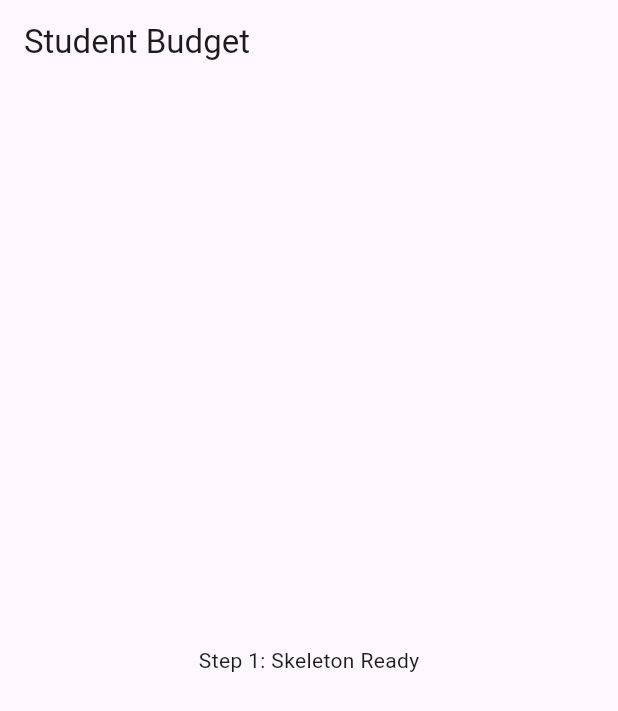
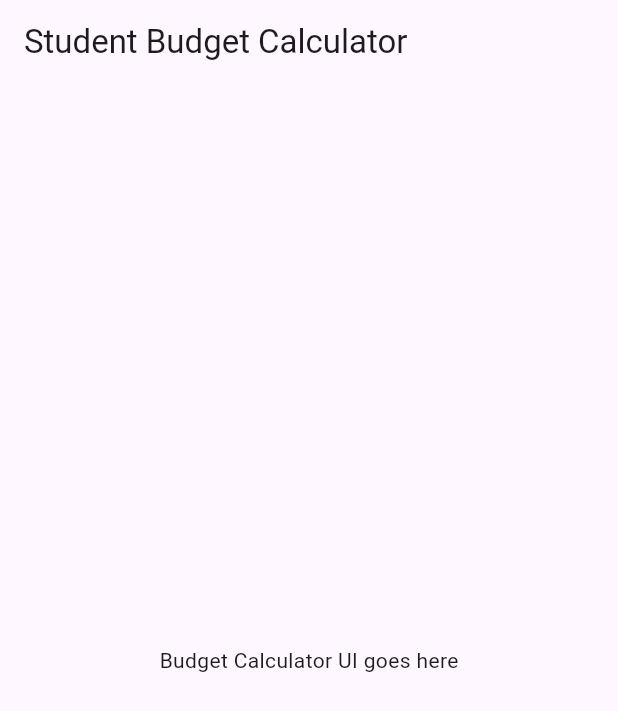
Before and after one commit to harine424/stud_budget_calc, a Flutter app: the screen it shows after launch, on a phone screen of 412 x 824 dp. Shown: the top 711 px of the screen. Run offline on Flutter 3.47's test engine with Material 3 defaults, Android fonts, the phone set to English and light mode, and no system bars.

```diff
--- a/lib/main.dart
+++ b/lib/main.dart
@@ -21,11 +21,15 @@ class BudgetPage extends StatefulWidget {
 }
 
 class _BudgetPageState extends State<BudgetPage> {
+  final _BudgetController = TextEditingController();
+  final _ExpenseController = TextEditingController();
+  double _balance = 0.0;
+
   @override
   Widget build(BuildContext context) {
     return Scaffold(
-      appBar: AppBar(title: const Text("Student Budget")),
-      body: const Center(child: Text("Step 1: Skeleton Ready")),
+      appBar: AppBar(title: const Text("Student Budget Calculator")),
+      body: const Center(child: Text("Budget Calculator UI goes here")),
     );
   }
 }
```
